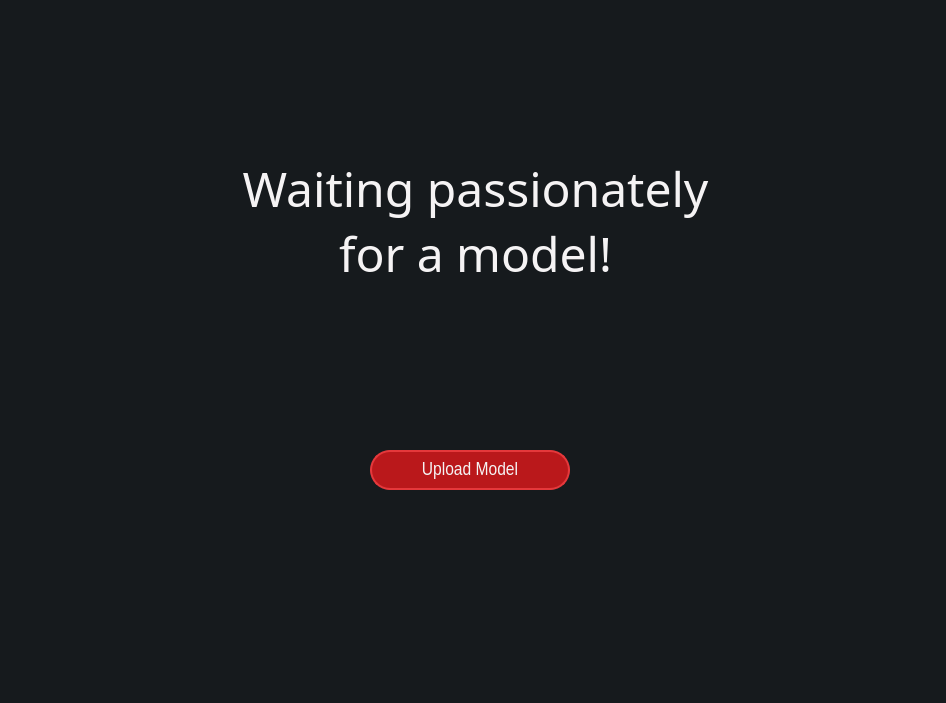
Old version of the form main-page.ui in the repository heidariarash/NN2GUI.
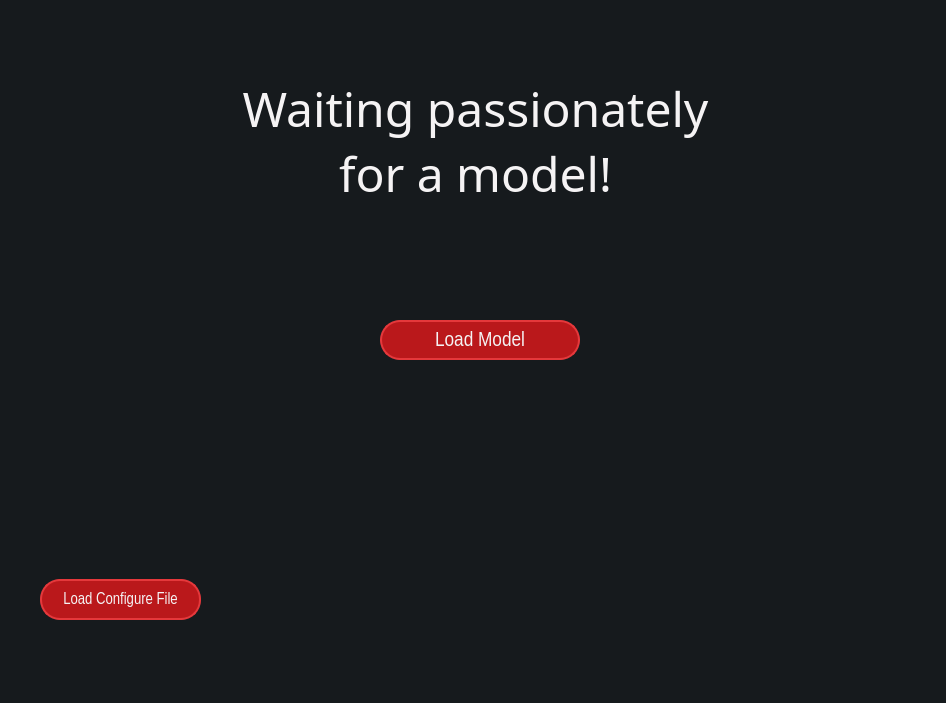
New version of the form. Icons and pictures are not drawn.

Commit message: load config button added

What changed in the file:
```diff
--- a/main-page.ui
+++ b/main-page.ui
@@ -20,8 +20,8 @@
    <widget class="QPushButton" name="pushButton">
     <property name="geometry">
      <rect>
-      <x>370</x>
-      <y>450</y>
+      <x>380</x>
+      <y>320</y>
       <width>200</width>
       <height>40</height>
      </rect>
@@ -29,7 +29,7 @@
     <property name="font">
      <font>
       <family>Arial Narrow</family>
-      <pointsize>14</pointsize>
+      <pointsize>16</pointsize>
      </font>
     </property>
     <property name="styleSheet">
@@ -46,7 +46,7 @@
 }</string>
     </property>
     <property name="text">
-     <string>Upload Model</string>
+     <string>Load Model</string>
     </property>
     <property name="icon">
      <iconset theme="upload"/>
@@ -56,7 +56,7 @@
     <property name="geometry">
      <rect>
       <x>240</x>
-      <y>120</y>
+      <y>40</y>
       <width>471</width>
       <height>201</height>
      </rect>
@@ -88,6 +88,42 @@
      <bool>true</bool>
     </property>
    </widget>
+   <widget class="QPushButton" name="load_configure">
+    <property name="geometry">
+     <rect>
+      <x>40</x>
+      <y>579</y>
+      <width>161</width>
+      <height>41</height>
+     </rect>
+    </property>
+    <property name="font">
+     <font>
+      <family>Arial Narrow</family>
+      <pointsize>12</pointsize>
+     </font>
+    </property>
+    <property name="styleSheet">
+     <string notr="true">QPushButton {
+    color: #F5F3F4;
+    border: 2px solid #E5383B;
+    border-radius: 20px;
+    background-color: #BA181B;
+    padding: 5px;
+}
+
+QPushButton:hover {
+    background-color: #A4161A;
+}</string>
+    </property>
+    <property name="text">
+     <string>Load Configure File</string>
+    </property>
+    <property name="icon">
+     <iconset theme="upload">
+      <normaloff>.</normaloff>.</iconset>
+    </property>
+   </widget>
   </widget>
   <widget class="QMenuBar" name="menubar">
    <property name="geometry">
```
Left out of the diff: 7 changed lines with no effect on the pictures.
